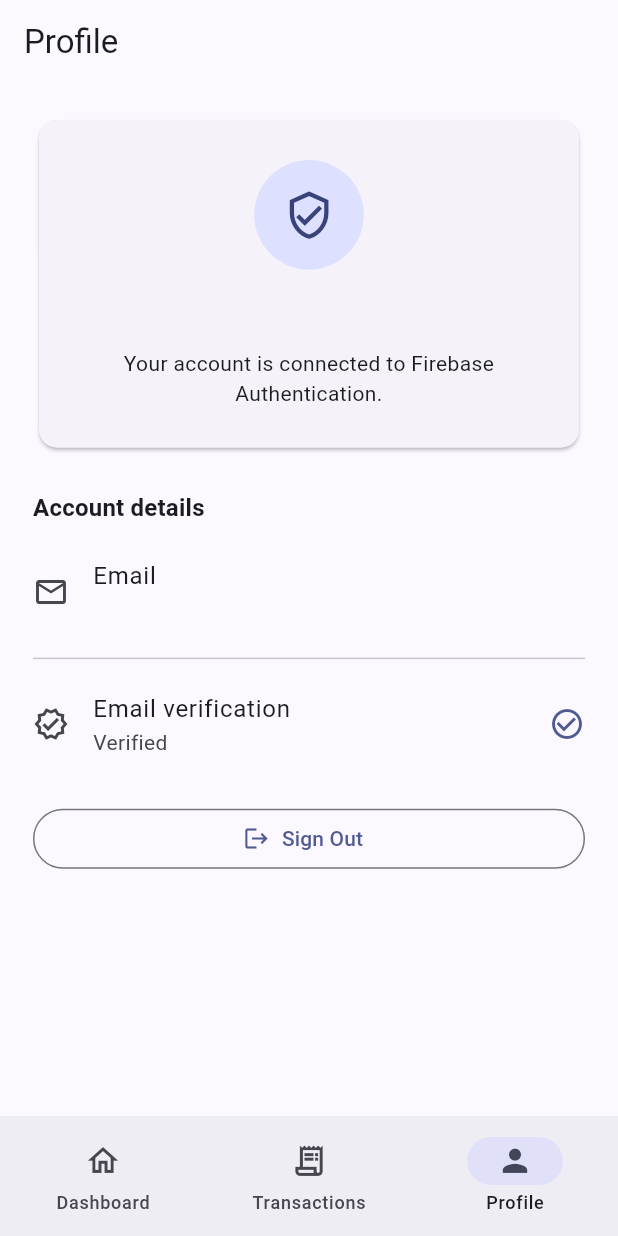
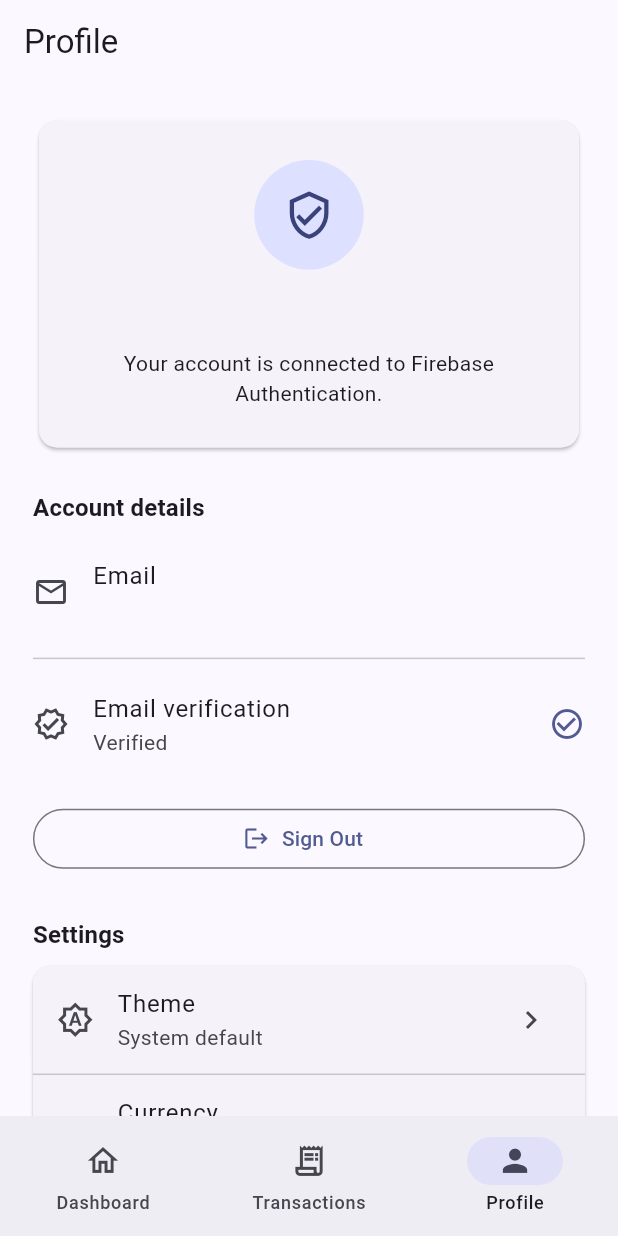
Before and after one commit to rZoysa/Expense-Tracker, a Flutter app: the screen it shows once a user with an empty profile is signed in, item 3 of the bottom bar chosen, on a phone screen of 412 x 824 dp. Run offline on Flutter 3.47's test engine with Material 3 defaults, Android fonts, the phone set to English and light mode, and no system bars; our stand-ins replace cloud_firestore, firebase_auth, firebase_core, fl_chart, flutter_screenutil, shared_preferences; accounts and stored records are empty; network calls fail; statements that could not run were skipped.

Commit message:
feat: implement theme mode management with user preferences and UI integration

```diff
--- a/lib/main.dart
+++ b/lib/main.dart
@@ -1,6 +1,7 @@
 import 'package:expense_tracker/app/app_theme.dart';
 import 'package:expense_tracker/app/authenticated_expense_scope.dart';
 import 'package:expense_tracker/firebase_options.dart';
+import 'package:expense_tracker/models/app_theme_mode.dart';
 import 'package:expense_tracker/services/auth_service.dart';
 import 'package:expense_tracker/services/theme_preference_service.dart';
 import 'package:expense_tracker/viewmodels/auth_view_model.dart';
@@ -19,13 +20,13 @@ Future<void> main() async {
   await authService.signInAnonymouslyIfNeeded();
 
   final themePreferenceService = ThemePreferenceService();
-  final initialDarkMode = await themePreferenceService.loadDarkMode();
+  final initialThemeMode = await themePreferenceService.loadThemeMode();
 
   runApp(
     ExpenseTrackerApp(
       authService: authService,
       themePreferenceService: themePreferenceService,
-      initialDarkMode: initialDarkMode,
+      initialThemeMode: initialThemeMode,
     ),
   );
 }
@@ -34,13 +35,13 @@ class ExpenseTrackerApp extends StatelessWidget {
   const ExpenseTrackerApp({
     required this.authService,
     required this.themePreferenceService,
-    required this.initialDarkMode,
+    required this.initialThemeMode,
     super.key,
   });
 
   final AuthService authService;
   final ThemePreferenceService themePreferenceService;
-  final bool initialDarkMode;
+  final AppThemeMode initialThemeMode;
 
   @override
   Widget build(BuildContext context) {
@@ -57,7 +58,7 @@ class ExpenseTrackerApp extends StatelessWidget {
             ChangeNotifierProvider(
               create: (_) => ThemeViewModel(
                 themePreferenceService: themePreferenceService,
-                initialDarkMode: initialDarkMode,
+                initialThemeMode: initialThemeMode,
               ),
             ),
           ],
--- /dev/null
+++ b/lib/models/app_theme_mode.dart
@@ -0,0 +1,5 @@
+enum AppThemeMode {
+  system,
+  light,
+  dark,
+}
--- a/lib/viewmodels/theme_view_model.dart
+++ b/lib/viewmodels/theme_view_model.dart
@@ -1,26 +1,35 @@
+import 'package:expense_tracker/models/app_theme_mode.dart';
 import 'package:expense_tracker/services/theme_preference_service.dart';
 import 'package:flutter/material.dart';
 
 class ThemeViewModel extends ChangeNotifier {
   ThemeViewModel({
     required this._themePreferenceService,
-    required bool initialDarkMode,
-  }) : _isDarkMode = initialDarkMode;
+    required AppThemeMode initialThemeMode,
+  }) : _selectedThemeMode = initialThemeMode;
 
   final ThemePreferenceService _themePreferenceService;
 
-  bool _isDarkMode;
+  AppThemeMode _selectedThemeMode;
 
-  bool get isDarkMode => _isDarkMode;
+  AppThemeMode get selectedThemeMode => _selectedThemeMode;
 
   ThemeMode get themeMode {
-    return _isDarkMode ? ThemeMode.dark : ThemeMode.light;
+    return switch (_selectedThemeMode) {
+      AppThemeMode.system => ThemeMode.system,
+      AppThemeMode.light => ThemeMode.light,
+      AppThemeMode.dark => ThemeMode.dark,
+    };
   }
 
-  Future<void> toggleTheme() async {
-    _isDarkMode = !_isDarkMode;
+  Future<void> setThemeMode(AppThemeMode themeMode) async {
+    if (_selectedThemeMode == themeMode) {
+      return;
+    }
+
+    _selectedThemeMode = themeMode;
     notifyListeners();
 
-    await _themePreferenceService.saveDarkMode(_isDarkMode);
+    await _themePreferenceService.saveThemeMode(themeMode);
   }
 }
--- a/lib/views/profile/profile_screen.dart
+++ b/lib/views/profile/profile_screen.dart
@@ -1,5 +1,6 @@
 import 'package:expense_tracker/viewmodels/auth_view_model.dart';
 import 'package:expense_tracker/views/profile/auth_form_screen.dart';
+import 'package:expense_tracker/views/profile/widgets/profile_settings_section.dart';
 import 'package:flutter/material.dart';
 import 'package:flutter_screenutil/flutter_screenutil.dart';
 import 'package:provider/provider.dart';
@@ -239,6 +240,8 @@ class _GuestProfile extends StatelessWidget {
             'Creating an account keeps this guest session and its expenses. Signing into an existing account switches to that account instead.',
             style: Theme.of(context).textTheme.bodySmall,
           ),
+          SizedBox(height: 28.h),
+          const ProfileSettingsSection(),
         ],
       ),
     );
@@ -393,6 +396,8 @@ class _SignedInProfile extends StatelessWidget {
                 : const Icon(Icons.logout),
             label: const Text('Sign Out'),
           ),
+          SizedBox(height: 28.h),
+          const ProfileSettingsSection(),
         ],
       ),
     );
--- /dev/null
+++ b/lib/views/profile/widgets/profile_settings_section.dart
@@ -0,0 +1,115 @@
+import 'package:expense_tracker/models/app_theme_mode.dart';
+import 'package:expense_tracker/viewmodels/theme_view_model.dart';
+import 'package:flutter/material.dart';
+import 'package:flutter_screenutil/flutter_screenutil.dart';
+import 'package:provider/provider.dart';
+
+class ProfileSettingsSection extends StatelessWidget {
+  const ProfileSettingsSection({super.key});
+
+  String _themeModeLabel(AppThemeMode themeMode) {
+    return switch (themeMode) {
+      AppThemeMode.system => 'System default',
+      AppThemeMode.light => 'Light',
+      AppThemeMode.dark => 'Dark',
+    };
+  }
+
+  IconData _themeModeIcon(AppThemeMode themeMode) {
+    return switch (themeMode) {
+      AppThemeMode.system => Icons.brightness_auto_outlined,
+      AppThemeMode.light => Icons.light_mode_outlined,
+      AppThemeMode.dark => Icons.dark_mode_outlined,
+    };
+  }
+
+  Future<void> _showThemeModePicker(BuildContext context) async {
+    final themeViewModel = context.read<ThemeViewModel>();
+    final selectedThemeMode = themeViewModel.selectedThemeMode;
+
+    await showModalBottomSheet<void>(
+      context: context,
+      showDragHandle: true,
+      builder: (sheetContext) {
+        return SafeArea(
+          child: Padding(
+            padding: EdgeInsets.fromLTRB(16.w, 0, 16.w, 16.h),
+            child: Column(
+              mainAxisSize: MainAxisSize.min,
+              crossAxisAlignment: CrossAxisAlignment.stretch,
+              children: [
+                Padding(
+                  padding: EdgeInsets.symmetric(
+                    horizontal: 8.w,
+                    vertical: 8.h,
+                  ),
+                  child: Text(
+                    'Choose theme',
+                    style: Theme.of(sheetContext).textTheme.titleLarge
+                        ?.copyWith(fontWeight: FontWeight.w700),
+                  ),
+                ),
+                ...AppThemeMode.values.map(
+                  (themeMode) => ListTile(
+                    leading: Icon(_themeModeIcon(themeMode), size: 24.r),
+                    title: Text(_themeModeLabel(themeMode)),
+                    trailing: selectedThemeMode == themeMode
+                        ? const Icon(Icons.check)
+                        : null,
+                    onTap: () async {
+                      Navigator.of(sheetContext).pop();
+                      await themeViewModel.setThemeMode(themeMode);
+                    },
+                  ),
+                ),
+              ],
+            ),
+          ),
+        );
+      },
+    );
+  }
+
+  @override
+  Widget build(BuildContext context) {
+    final themeViewModel = context.watch<ThemeViewModel>();
+
+    return Column(
+      crossAxisAlignment: CrossAxisAlignment.stretch,
+      children: [
+        Text(
+          'Settings',
+          style: Theme.of(context).textTheme.titleMedium?.copyWith(
+            fontWeight: FontWeight.w700,
+          ),
+        ),
+        SizedBox(height: 8.h),
+        Card(
+          margin: EdgeInsets.zero,
+          child: Column(
+            children: [
+              ListTile(
+                leading: Icon(
+                  _themeModeIcon(themeViewModel.selectedThemeMode),
+                  size: 24.r,
+                ),
+                title: const Text('Theme'),
+                subtitle: Text(
+                  _themeModeLabel(themeViewModel.selectedThemeMode),
+                ),
+                trailing: const Icon(Icons.chevron_right),
+                onTap: () => _showThemeModePicker(context),
+              ),
+              const Divider(height: 1),
+              ListTile(
+                leading: Icon(Icons.payments_outlined, size: 24.r),
+                title: const Text('Currency'),
+                subtitle: const Text('LKR — Sri Lankan Rupee'),
+              ),
+            ],
+          ),
+        ),
+      ],
+    );
+  }
+}
```
Also changed, not shown: lib/services/theme_preference_service.dart (+30 -5 lines), lib/views/expense_dashboard_screen/expense_dashboard_screen.dart (+0 -15 lines), 1 other file.
